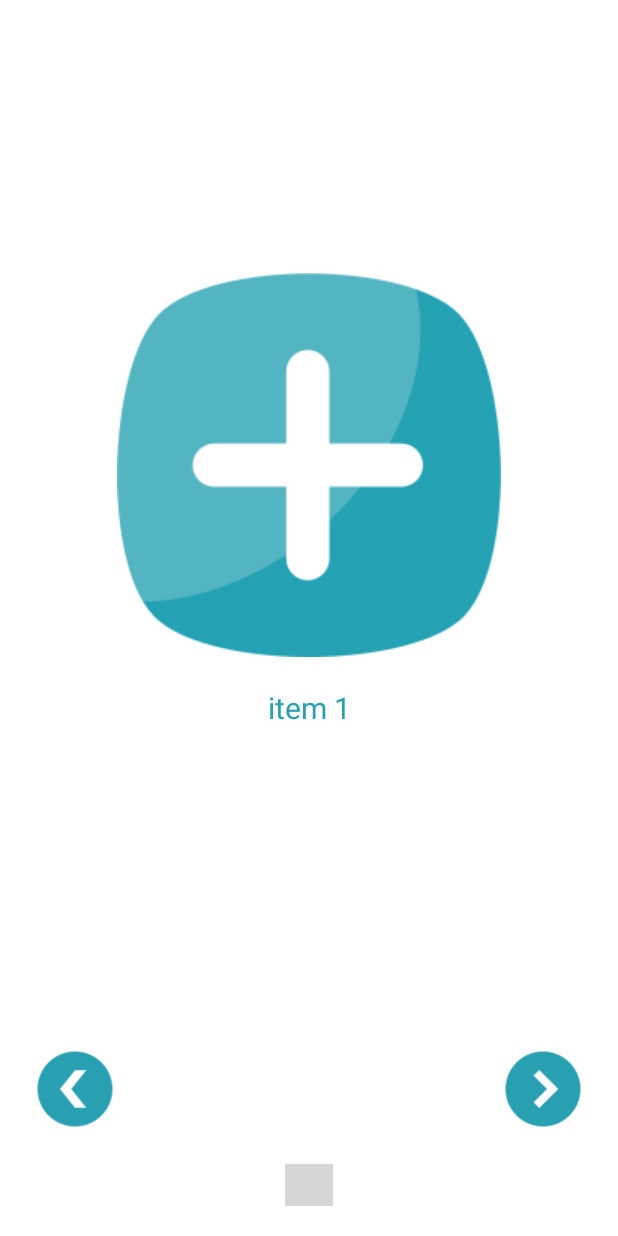
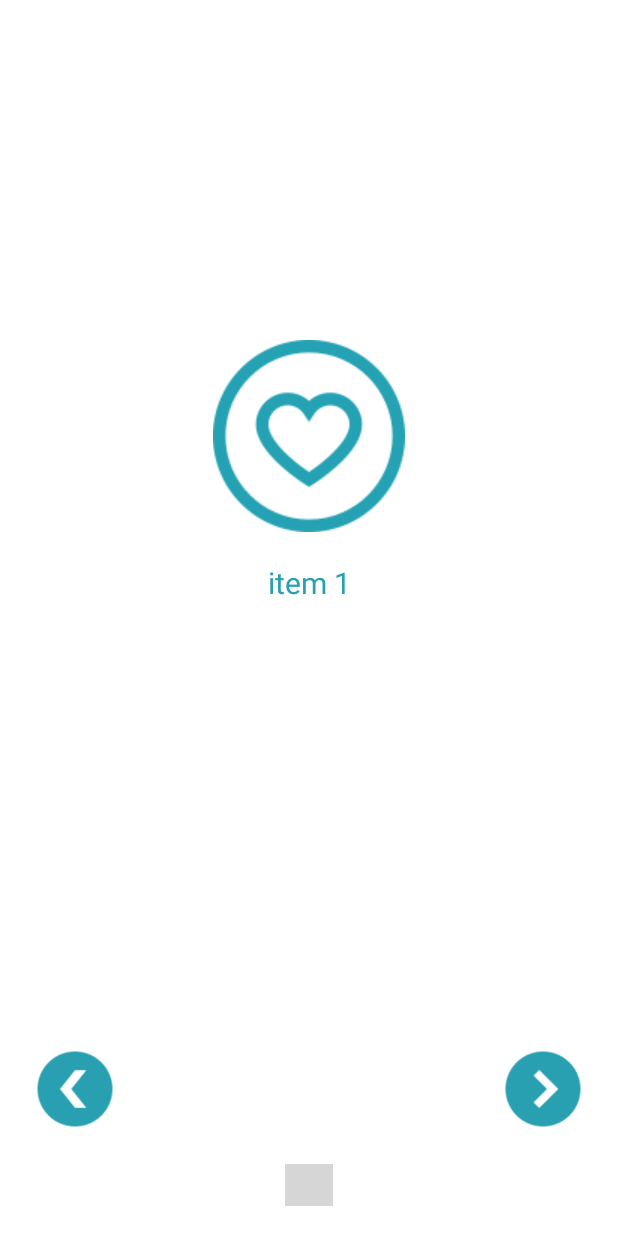
Before and after one commit to tahajadid/SavedPlaces, an Android app: the MapsActivity screen opened directly, with no data from a screen before it, after a tap on an icon or button, on a phone screen of 412 x 824 dp. Run offline under Robolectric (Android 15) with nearby library versions, the phone set to English and light mode, and no system bars; libraries missing offline, so code that uses them is left out: com.example.spicyanimation, me.relex.circleindicator; plain views replace CircleIndicator3; 4 statements that could not run were skipped; 2 other taps on this screen came first; grey boxes are pictures that could not be loaded.

Commit message:
Fix Bug Demo

```diff
--- a/app/src/main/AndroidManifest.xml
+++ b/app/src/main/AndroidManifest.xml
@@ -34,7 +34,7 @@
             android:value="${MAPS_API_KEY}" />
 
         <activity
-            android:name=".ui.MapsActivity"
+            android:name=".ui.map.MapsActivity"
             android:exported="true"
             android:label="@string/title_activity_maps">
         </activity>
--- a/app/src/main/java/tahadeta/example/savedplaces/ui/demo/DemoActivity.kt
+++ b/app/src/main/java/tahadeta/example/savedplaces/ui/demo/DemoActivity.kt
@@ -52,9 +52,7 @@ class DemoActivity : AppCompatActivity(), ViewPagerAdapter.ConditionViewPager {
         Handler().postDelayed({
             nextImage.visibility = View.GONE
             backImage.visibility = View.GONE
-        }, 1500) // 600 is the delayed time in milliseconds.
-
-
+        }, 1500) // 1500 is the delayed time in milliseconds.
     }
 
     private fun castView() {
@@ -66,7 +64,7 @@ class DemoActivity : AppCompatActivity(), ViewPagerAdapter.ConditionViewPager {
     }
 
     private fun addToList() {
-        for (item in 1..3) {
+        for (item in 1..4) {
             data.add("item $item")
         }
     }
--- a/app/src/main/java/tahadeta/example/savedplaces/ui/demo/ViewPagerAdapter.kt
+++ b/app/src/main/java/tahadeta/example/savedplaces/ui/demo/ViewPagerAdapter.kt
@@ -10,7 +10,7 @@ import android.widget.TextView
 import androidx.recyclerview.widget.RecyclerView
 import com.example.spicyanimation.SpicyAnimation
 import tahadeta.example.savedplaces.R
-import tahadeta.example.savedplaces.ui.MapsActivity
+import tahadeta.example.savedplaces.ui.map.MapsActivity
 
 class ViewPagerAdapter(
     private val context: Context?,
@@ -23,6 +23,7 @@ class ViewPagerAdapter(
 
         val title: TextView = view.findViewById(R.id.text_in_slide)
         val go: ImageView = view.findViewById(R.id.go_iv)
+        val mainImage: ImageView = view.findViewById(R.id.image_in_slide)
     }
 
     override fun onCreateViewHolder(parent: ViewGroup, viewType: Int): ViewPagerViewHolder =
@@ -37,7 +38,6 @@ class ViewPagerAdapter(
         if (position + 1 == dataValue.size) {
             holder.go.visibility = View.VISIBLE
             SpicyAnimation().fadeToUp(holder.go, 40F, 600)
-
         }
 
         holder.go.setOnClickListener {
@@ -45,12 +45,18 @@ class ViewPagerAdapter(
             intentMaps.setFlags(Intent.FLAG_ACTIVITY_NEW_TASK)
             this.context?.startActivity(intentMaps)
         }
+
+        when (position) {
+            0 -> holder.mainImage.setImageResource(R.drawable.favorite_empty)
+            1 -> holder.mainImage.setImageResource(R.drawable.carte_fill)
+            2 -> holder.mainImage.setImageResource(R.drawable.saved)
+            3 -> holder.mainImage.setImageResource(R.drawable.location_mark_icon)
+        }
     }
 
     override fun getItemCount(): Int = dataValue.size
 
     interface ConditionViewPager {
-
         fun condition(position: Int, fullSize: Int)
     }
 }
--- a/app/src/main/java/tahadeta/example/savedplaces/ui/FavouriteAdapter.kt
+++ b/app/src/main/java/tahadeta/example/savedplaces/ui/map/FavouriteAdapter.kt
@@ -1,4 +1,4 @@
-package tahadeta.example.savedplaces.ui
+package tahadeta.example.savedplaces.ui.map
 
 import android.content.Context
 import android.content.Intent
--- a/app/src/main/java/tahadeta/example/savedplaces/ui/MapsActivity.kt
+++ b/app/src/main/java/tahadeta/example/savedplaces/ui/map/MapsActivity.kt
@@ -1,4 +1,4 @@
-package tahadeta.example.savedplaces.ui
+package tahadeta.example.savedplaces.ui.map
 
 import android.Manifest
 import android.annotation.SuppressLint
```
Also changed, not shown: app/src/main/res/layout/activity_maps.xml (+10 -4 lines), app/src/main/res/xml/activity_maps_scene.xml (+27 -0 lines).
